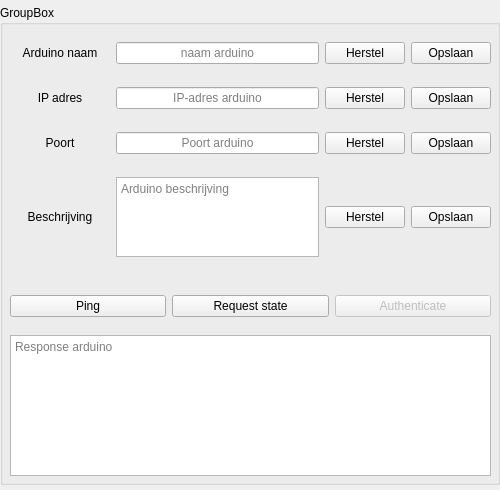
Above: src/ui/forms/deviceform.ui from Ghettovich/bsf before the change. Below: the same form after it.
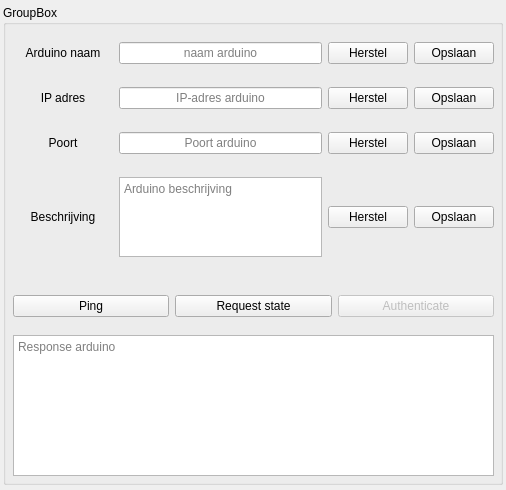
That is the form after the change.

```diff
--- a/src/ui/forms/deviceform.ui
+++ b/src/ui/forms/deviceform.ui
@@ -6,13 +6,19 @@
    <rect>
     <x>0</x>
     <y>0</y>
-    <width>500</width>
+    <width>506</width>
     <height>490</height>
    </rect>
   </property>
+  <property name="sizePolicy">
+   <sizepolicy hsizetype="Minimum" vsizetype="Minimum">
+    <horstretch>0</horstretch>
+    <verstretch>0</verstretch>
+   </sizepolicy>
+  </property>
   <property name="minimumSize">
    <size>
-    <width>500</width>
+    <width>506</width>
     <height>490</height>
    </size>
   </property>
@@ -22,12 +28,18 @@
   <widget class="QGroupBox" name="groupBoxDevice">
    <property name="geometry">
     <rect>
-     <x>0</x>
+     <x>3</x>
      <y>5</y>
      <width>500</width>
      <height>480</height>
     </rect>
    </property>
+   <property name="minimumSize">
+    <size>
+     <width>500</width>
+     <height>480</height>
+    </size>
+   </property>
    <property name="title">
     <string>GroupBox</string>
    </property>
```
